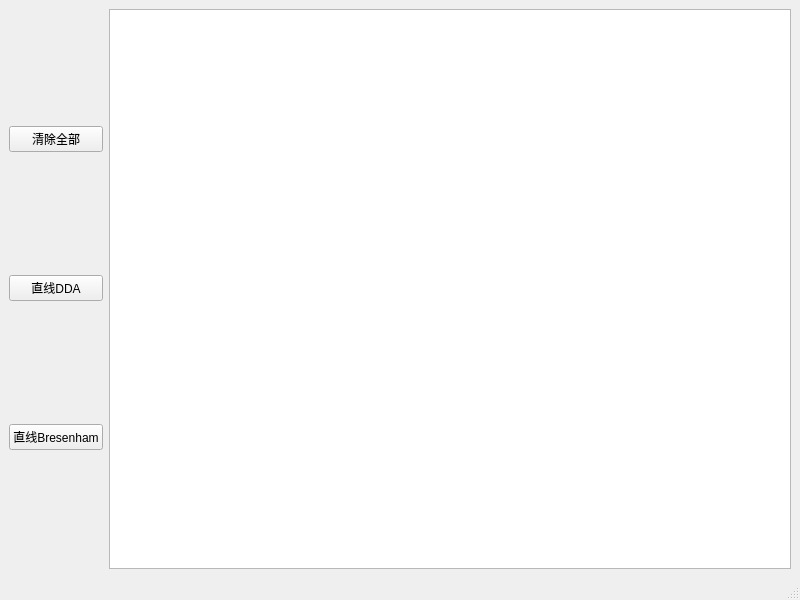
The window that mainwindow.ui (AaronHowell/Computer-Graphics) describes before a commit, drawn with Qt 5.
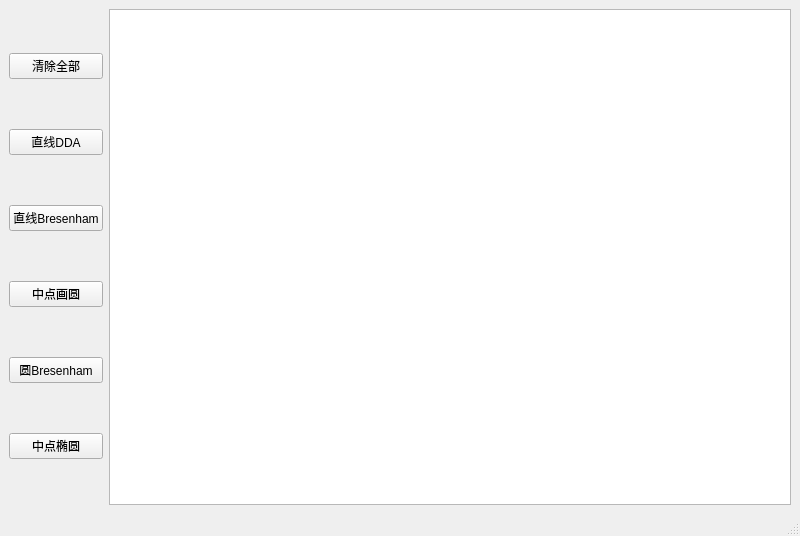
The same window after the commit.

Commit message: 更新圆和椭圆

```diff
--- a/mainwindow.ui
+++ b/mainwindow.ui
@@ -7,7 +7,7 @@
     <x>0</x>
     <y>0</y>
     <width>800</width>
-    <height>600</height>
+                <height>536</height>
    </rect>
   </property>
   <property name="windowTitle">
@@ -38,6 +38,27 @@
         </property>
        </widget>
       </item>
+                        <item>
+                            <widget class="QPushButton" name="mpc">
+                                <property name="text">
+                                    <string>中点画圆</string>
+                                </property>
+                            </widget>
+                        </item>
+                        <item>
+                            <widget class="QPushButton" name="brc">
+                                <property name="text">
+                                    <string>圆Bresenham</string>
+                                </property>
+                            </widget>
+                        </item>
+                        <item>
+                            <widget class="QPushButton" name="meli">
+                                <property name="text">
+                                    <string>中点椭圆</string>
+                                </property>
+                            </widget>
+                        </item>
      </layout>
     </item>
     <item>
```
Lines whose indentation alone changed are shown as unchanged. The commit also changes 13 other files.
